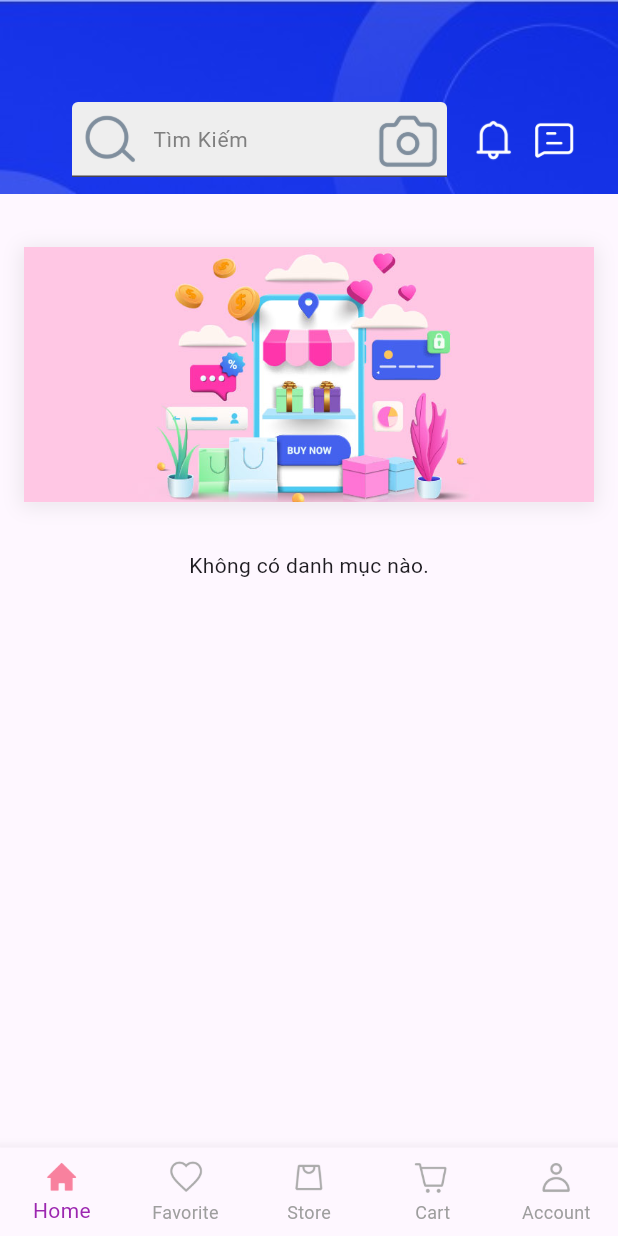
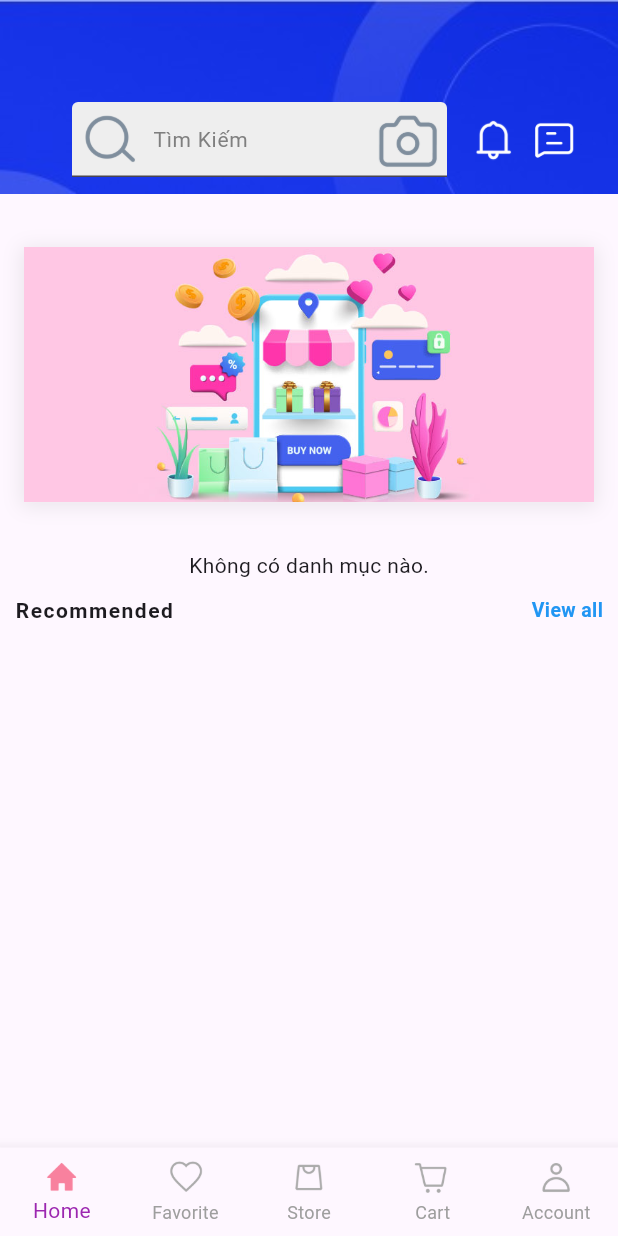
Before and after one commit to hieunguyen1912/AppDevelopment, a Flutter app: the screen it shows after launch, on a phone screen of 412 x 824 dp. Run offline on Flutter 3.47's test engine with Material 3 defaults, Android fonts, the phone set to English and light mode, and no system bars; our stand-ins replace cloud_firestore, file_picker, firebase_auth, firebase_core, firebase_storage, flutter_easyloading and 1 more; missing offline and left inert: flutter_admin_scaffold; accounts and stored records are empty.

Commit message:
add recommend text widget

```diff
--- a/Group7Project/Ecommerceapp/tmdt_app/lib/main.dart
+++ b/Group7Project/Ecommerceapp/tmdt_app/lib/main.dart
@@ -1,9 +1,6 @@
-import 'dart:io';
 import 'package:flutter/material.dart';
 import 'package:flutter/services.dart';
-import 'package:tmdt_app/views/screens/authentication_screens/login_screens.dart';
 import 'package:firebase_core/firebase_core.dart';
-import 'package:tmdt_app/views/screens/authentication_screens/register_screen.dart';
 import 'package:tmdt_app/views/screens/main_screens.dart';
 import 'firebase_options.dart';
 
--- a/Group7Project/Ecommerceapp/tmdt_app/lib/views/screens/authentication_screens/register_screen.dart
+++ b/Group7Project/Ecommerceapp/tmdt_app/lib/views/screens/authentication_screens/register_screen.dart
@@ -284,12 +284,12 @@ class _RegisterScreenState extends State<RegisterScreen> {
                             Navigator.push(
                               context,
                               MaterialPageRoute(
-                                builder: (context) => LoginScreen(),
+                                builder: (context) => const LoginScreen(),
                               ),
                             );
                           },
                           child: _isLoading
-                              ? CircularProgressIndicator(
+                              ? const CircularProgressIndicator(
                                   color: Colors.white,
                                 )
                               : Text(
--- a/Group7Project/Ecommerceapp/tmdt_app/lib/views/screens/nav_screens/home_screens.dart
+++ b/Group7Project/Ecommerceapp/tmdt_app/lib/views/screens/nav_screens/home_screens.dart
@@ -2,6 +2,7 @@ import 'package:flutter/material.dart';
 import 'package:tmdt_app/views/screens/nav_screens/widgets/banner_widgets.dart';
 import 'package:tmdt_app/views/screens/nav_screens/widgets/header_widgets.dart';
 import 'package:tmdt_app/views/screens/nav_screens/widgets/category_widgets.dart';
+import 'package:tmdt_app/views/screens/nav_screens/widgets/reusable_text_widgets.dart';
 class HomeScreens extends StatelessWidget {
   const HomeScreens({super.key});
 
@@ -14,6 +15,7 @@ class HomeScreens extends StatelessWidget {
             HeaderWidget(),
             BannerWidget(),
             CategoryList(),
+            ReusableTextWidgets(title: "Recommended", subtitle: "View all"),
           ],
         ),
       ),
--- a/Group7Project/Ecommerceapp/tmdt_app/lib/views/screens/nav_screens/stores_sreeens.dart
+++ b/Group7Project/Ecommerceapp/tmdt_app/lib/views/screens/nav_screens/stores_sreeens.dart
@@ -10,6 +10,5 @@ class StoresScreens extends StatelessWidget {
         child: Text('Stores'),
       ),
     );
-    ;
   }
 }
--- a/Group7Project/Ecommerceapp/tmdt_app/lib/views/screens/nav_screens/widgets/reusable_text_widgets.dart
+++ b/Group7Project/Ecommerceapp/tmdt_app/lib/views/screens/nav_screens/widgets/reusable_text_widgets.dart
@@ -1,11 +1,37 @@
 import 'package:flutter/material.dart';
+import 'package:google_fonts/google_fonts.dart';
 
 class ReusableTextWidgets extends StatelessWidget{
   final String title;
-  const ReusableTextWidgets({super.key, required this.title});
+  final String subtitle;
+
+  const ReusableTextWidgets({super.key, required this.title, required this.subtitle});
 
   @override
   Widget build(BuildContext context) {
-    return Text('');
+    return Padding(
+      padding: const EdgeInsets.all(10.0),
+      child: Row(
+        mainAxisAlignment: MainAxisAlignment.spaceBetween,
+        children: [
+          Text(
+            title,
+            style: GoogleFonts.roboto(
+              fontSize: 14,
+              fontWeight: FontWeight.bold,
+              letterSpacing: 1,
+            )
+          ),
+          Text(
+            subtitle,
+            style: GoogleFonts.roboto(
+              color: Colors.blue,
+              fontWeight: FontWeight.bold,
+              fontSize: 13,
+            ),
+          )
+        ],
+      ),
+    );
   }
 }
```
Also changed, not shown: Group7Project/Ecommerceapp/tmdt_app/lib/views/screens/inner_screens/product_detail_screen.dart (added, +14 -0 lines), Group7Project/Ecommerceapp/tmdt_app/lib/views/screens/nav_screens/widgets/banner_widgets.dart (+0 -20 lines).
